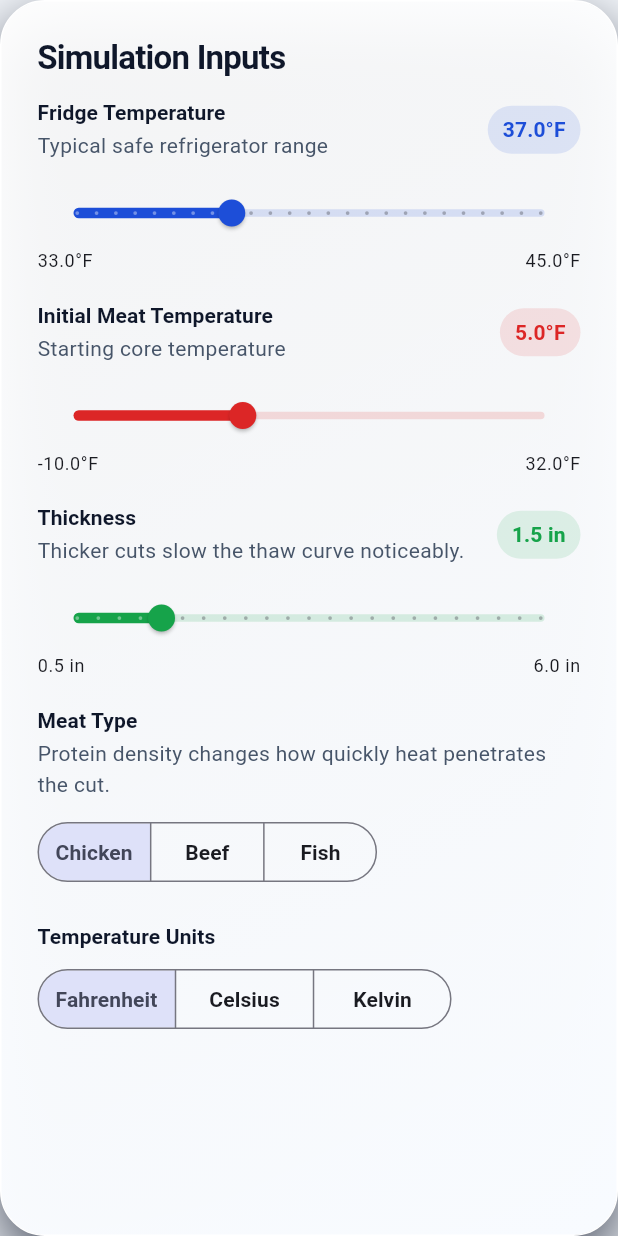
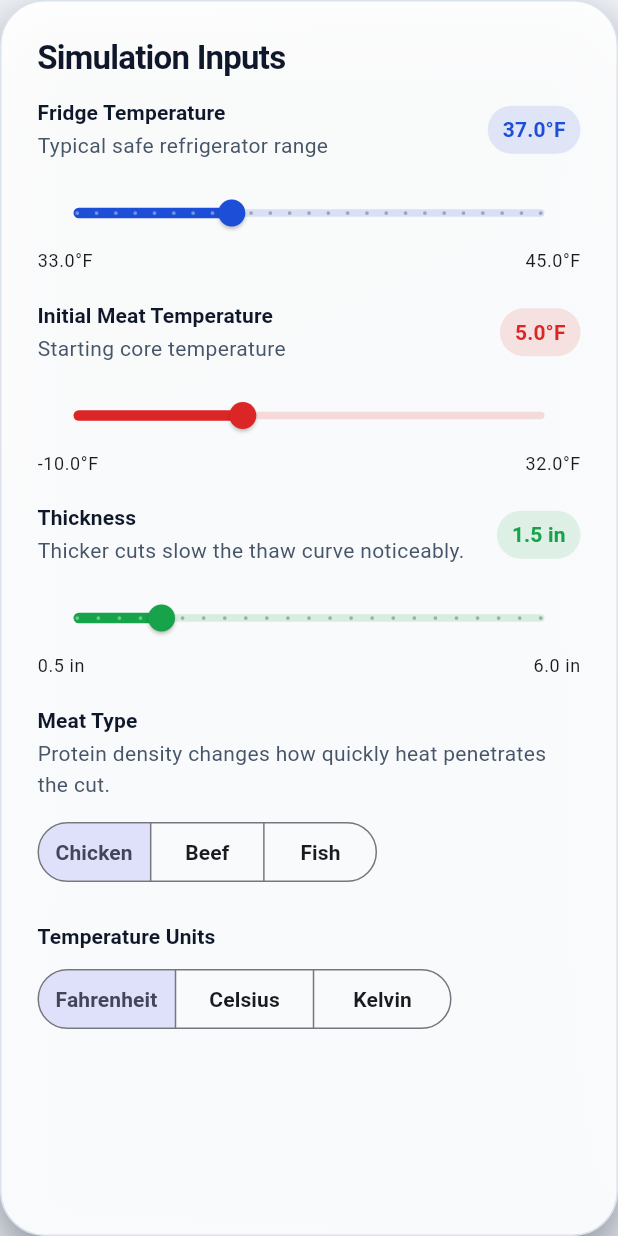
Before and after one commit to mtafoya-web/cryoSafe, a Flutter app: the InputPanel widget shown alone on an empty page, opened directly with empty values, on a phone screen of 412 x 824 dp. Run offline on Flutter 3.47's test engine with Material 3 defaults, Android fonts, the phone set to English and light mode, and no system bars; our stand-ins replace fl_chart; missing offline and left inert: dart:html, dart:ui_web.

Commit message:
Refactor UI components to utilize AppTheme for consistent theming
- Removed unused parameters from _HeaderBar and adjusted its styling.
- Updated color properties in various widgets to use AppTheme methods for better theme management.
- Replaced hardcoded colors with dynamic colors based on the current theme (light/dark).
- Enhanced the visual consistency of UI elements such as buttons, cards, and panels by applying theme-based colors and shadows.
- Consolidated theme-related logic into AppTheme class for improved maintainability and readability.

```diff
--- a/lib/theme/app_theme.dart
+++ b/lib/theme/app_theme.dart
@@ -27,6 +27,42 @@ class AppTheme {
   static ThemeData get dashboardTheme => _buildTheme(Brightness.light);
 
   static ThemeData get dashboardDarkTheme => _buildTheme(Brightness.dark);
+
+  static bool isDark(BuildContext context) =>
+      Theme.of(context).brightness == Brightness.dark;
+
+  static Color surface(BuildContext context) =>
+      isDark(context) ? darkSurfaceColor : Colors.white;
+
+  static Color panelSurface(BuildContext context) =>
+      isDark(context) ? darkPanelColor : panelColor;
+
+  static Color shellSurface(BuildContext context) =>
+      isDark(context) ? darkShellColor : shellColor;
+
+  static Color outline(BuildContext context) =>
+      isDark(context) ? darkBorderColor : borderColor;
+
+  static Color ink(BuildContext context) =>
+      isDark(context) ? darkInkColor : inkColor;
+
+  static Color muted(BuildContext context) =>
+      isDark(context) ? darkMutedTextColor : mutedTextColor;
+
+  static Color shadow(BuildContext context) =>
+      isDark(context) ? darkSoftShadow : softShadow;
+
+  static Color blueTint(BuildContext context) => isDark(context)
+      ? frozenBlue.withValues(alpha: 0.14)
+      : chartBlueTint;
+
+  static Color greenTint(BuildContext context) => isDark(context)
+      ? safeGreen.withValues(alpha: 0.14)
+      : chartGreenTint;
+
+  static Color redTint(BuildContext context) => isDark(context)
+      ? dangerRed.withValues(alpha: 0.12)
+      : chartRedTint;
 
   static ThemeData _buildTheme(Brightness brightness) {
     final isDark = brightness == Brightness.dark;
--- a/lib/widgets/input_panel.dart
+++ b/lib/widgets/input_panel.dart
@@ -27,14 +27,14 @@ class InputPanel extends StatelessWidget {
           begin: Alignment.topLeft,
           end: Alignment.bottomRight,
           colors: [
-            Colors.white.withValues(alpha: 0.94),
-            const Color(0xFFF8FBFF),
+            AppTheme.surface(context).withValues(alpha: 0.96),
+            AppTheme.panelSurface(context),
           ],
         ),
-        border: Border.all(color: Colors.white),
+        border: Border.all(color: AppTheme.outline(context)),
         boxShadow: [
           BoxShadow(
-            color: AppTheme.softShadow.withValues(alpha: 0.8),
+            color: AppTheme.shadow(context).withValues(alpha: 0.55),
             blurRadius: 36,
             offset: const Offset(0, 16),
           ),
```
Also changed, not shown: lib/screens/main_screen.dart (+18 -59 lines), lib/widgets/result_card.dart (+8 -6 lines), lib/widgets/temperature_chart.dart (+18 -18 lines), lib/widgets/video_embed_stub.dart (+8 -8 lines), lib/widgets/video_embed_web.dart (+6 -6 lines), 3 other files.
